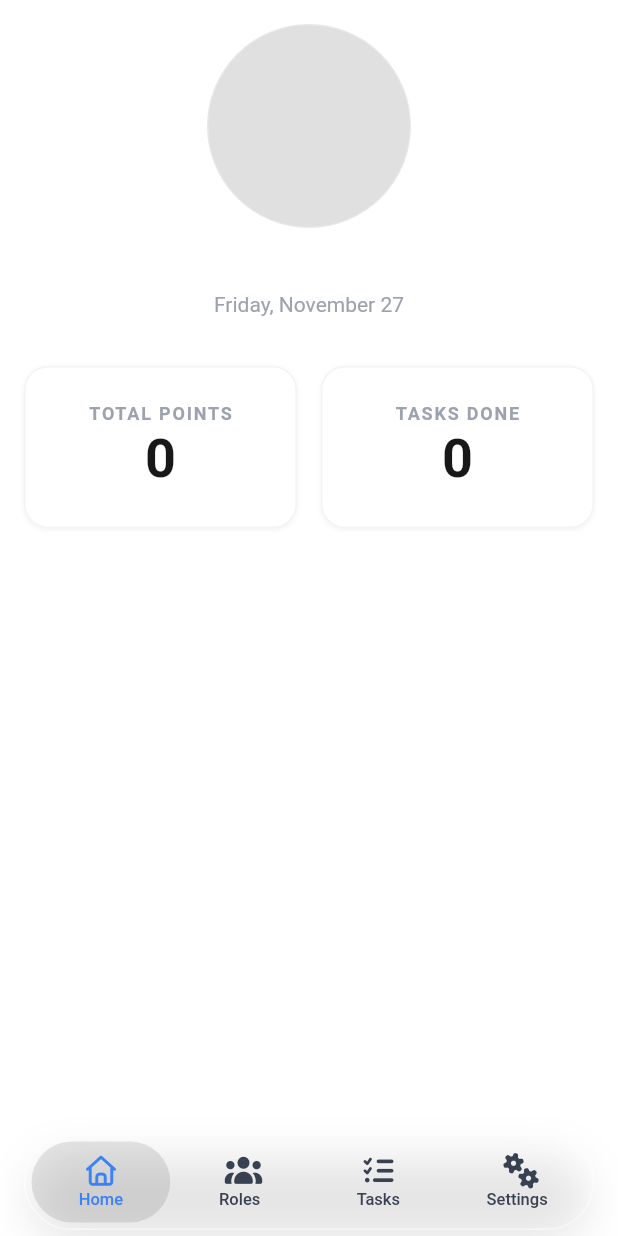
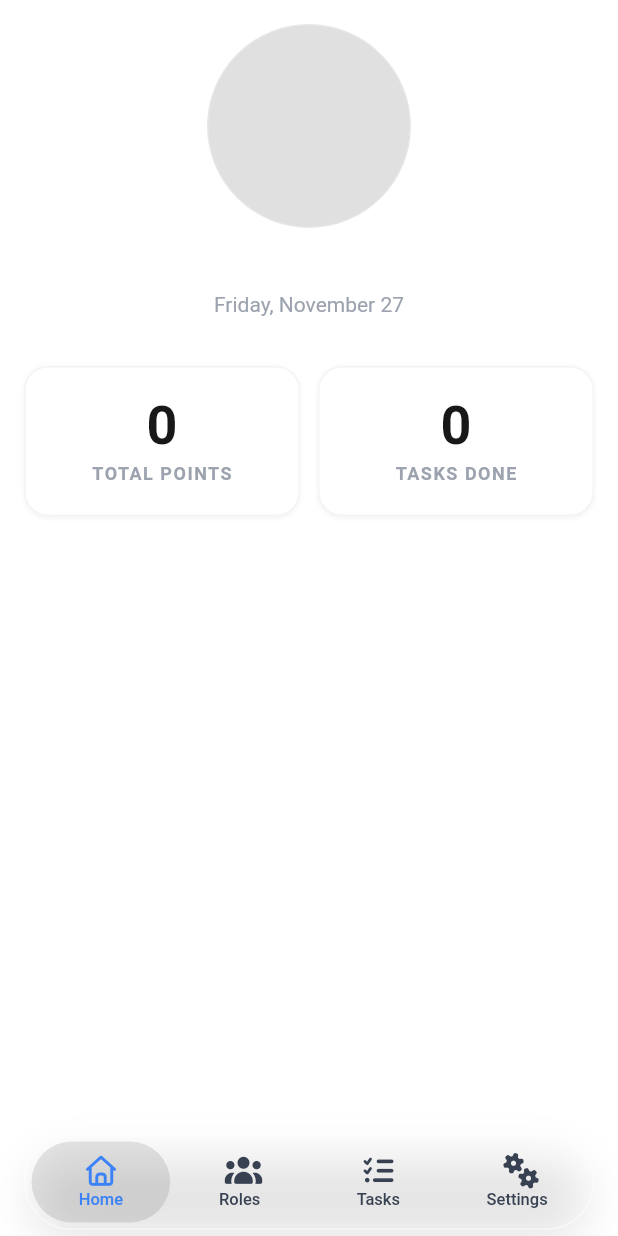
Before and after one commit to PlainForge/stemup, a Flutter app: the screen it shows once a user with an empty profile is signed in, on a phone screen of 412 x 824 dp. Run offline on Flutter 3.47's test engine with Material 3 defaults, Android fonts, the phone set to English and light mode, and no system bars; our stand-ins replace cloud_firestore, cloud_functions, firebase_auth, firebase_core, firebase_messaging, firebase_storage and 6 more; missing offline and left inert: liquid_glass_renderer; accounts and stored records are empty; Roboto replaces fonts that are missing (Google Sans).

Commit message:
filter additions and ui fixes

```diff
--- a/mobile/lib/screens/home_screen.dart
+++ b/mobile/lib/screens/home_screen.dart
@@ -12,6 +12,7 @@ import '../state/app_state.dart';
 import '../theme/palette.dart';
 import '../widgets/buttons.dart';
 import '../widgets/common.dart';
+import '../widgets/motion.dart';
 import '../widgets/leaderboard.dart';
 import '../widgets/page_scaffold.dart';
 import '../widgets/profile_sheet.dart';
@@ -152,13 +153,13 @@ class _HomeScreenState extends State<HomeScreen> {
                 Expanded(
                   child: _StatCard(label: 'Total Points', value: me.points),
                 ),
-                const SizedBox(width: 16),
+                const SizedBox(width: 12),
                 Expanded(
                   child: _StatCard(label: 'Tasks Done', value: me.taskCompleted),
                 ),
                 // Only instructors see how many tasks they've given out
                 if (app.isInstructor) ...[
-                  const SizedBox(width: 16),
+                  const SizedBox(width: 12),
                   Expanded(
                     child: _StatCard(label: 'Tasks Given', value: me.tasksGiven),
                   ),
@@ -312,18 +313,37 @@ class _StatCard extends StatelessWidget {
 
   @override
   Widget build(BuildContext context) => AppCard(
-    padding: const EdgeInsets.all(24),
+    padding: const EdgeInsets.symmetric(horizontal: 8, vertical: 20),
     child: Column(
-      crossAxisAlignment: CrossAxisAlignment.center,
+      crossAxisAlignment: CrossAxisAlignment.stretch,
       children: [
-        SectionLabel(label, size: 12, padding: const EdgeInsets.only(bottom: 4)),
-        TweenAnimationBuilder<double>(
-          tween: Tween(begin: 0, end: value.toDouble()),
-          duration: const Duration(milliseconds: 800),
-          curve: Curves.easeOutCubic,
-          builder: (context, v, _) => Text(
-            '${v.round()}',
-            style: TextStyle(fontSize: 36, fontWeight: FontWeight.w700, height: 1.1, color: Palette.label(context)),
+        // Number on top, label underneath; both stay on one centered line, shrinking to fit three cards on a small phone
+        FittedBox(
+          fit: BoxFit.scaleDown,
+          child: TweenAnimationBuilder<double>(
+            tween: Tween(begin: 0, end: value.toDouble()),
+            duration: motionDuration(context, const Duration(milliseconds: 800)),
+            curve: Curves.easeOutCubic,
+            builder: (context, v, _) => Text(
+              '${v.round()}',
+              maxLines: 1,
+              style: TextStyle(
+                fontSize: 36,
+                fontWeight: FontWeight.w700,
+                height: 1.1,
+                color: Palette.label(context),
+                fontFeatures: const [FontFeature.tabularFigures()],
+              ),
+            ),
+          ),
+        ),
+        const SizedBox(height: 4),
+        FittedBox(
+          fit: BoxFit.scaleDown,
+          child: Text(
+            label.toUpperCase(),
+            maxLines: 1,
+            style: TextStyle(fontSize: 12, fontWeight: FontWeight.w600, letterSpacing: 1, color: Palette.resolve(context, Palette.gray400)),
           ),
         ),
       ],
```
Also changed, not shown: mobile/lib/screens/roles_screen.dart (+27 -5 lines), 3 other files.
